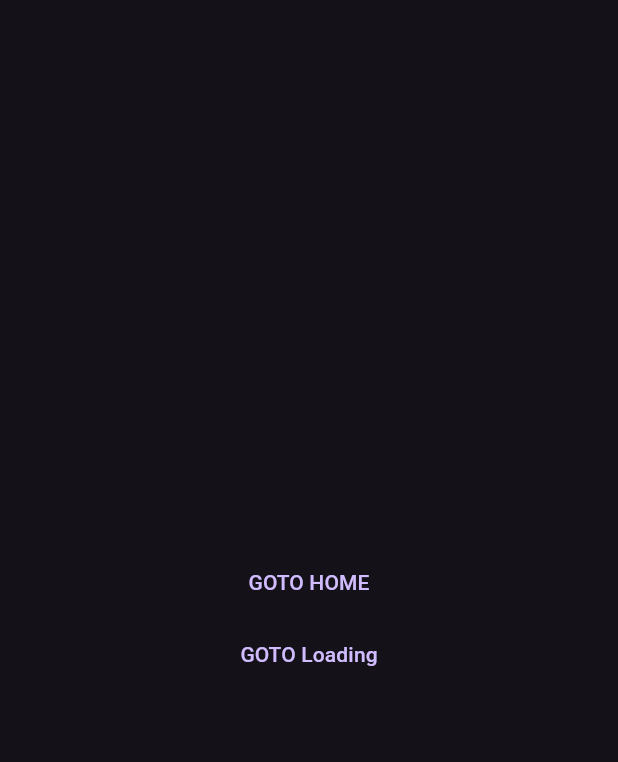
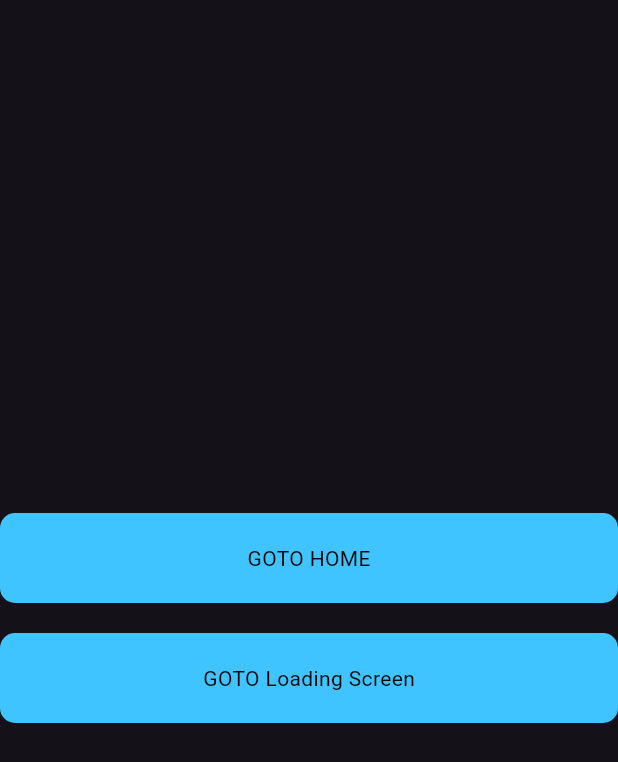
Before and after one commit to Ankit5125/bloc_clean_coding, a Flutter app: the screen it shows after launch, on a phone screen of 412 x 824 dp. Shown: the top 762 px of the screen. Run offline on Flutter 3.47's test engine with Material 3 defaults, Android fonts, the phone set to English and light mode, and no system bars; our stand-ins replace device_preview.

Commit message:
creating button components

```diff
--- /dev/null
+++ b/lib/components/RoundedButton/RoundedButton.dart
@@ -0,0 +1,43 @@
+import 'package:bloc_clean_coding/config/colors/AppColors.dart';
+import 'package:flutter/material.dart';
+
+class RoundedButton extends StatefulWidget {
+  final VoidCallback onPress;
+  final String text;
+  final double height;
+  final double width;
+  final Color backgroundColor;
+  final double borderRadius;
+  const RoundedButton({
+    required this.onPress,
+    required this.text,
+    this.height = 40,
+    this.width = double.infinity,
+    this.backgroundColor = AppColors.buttonColor,
+    this.borderRadius = 0,
+    super.key,
+  });
+
+  @override
+  State<RoundedButton> createState() => _RoundedButtonState();
+}
+
+class _RoundedButtonState extends State<RoundedButton> {
+  @override
+  Widget build(BuildContext context) {
+    return InkWell(
+      onTap: widget.onPress,
+      child: Container(
+        height: widget.height,
+        width: widget.width,
+        decoration: BoxDecoration(
+          color: widget.backgroundColor,
+          borderRadius: BorderRadius.circular(widget.borderRadius),
+        ),
+        child: Center(
+          child: Text(widget.text, style: TextStyle(color: Colors.black)),
+        ),
+      ),
+    );
+  }
+}
--- /dev/null
+++ b/lib/config/colors/AppColors.dart
@@ -0,0 +1,7 @@
+import 'package:flutter/material.dart';
+
+class AppColors {
+  static const Color backgroundColor = Color.fromARGB(255, 166, 215, 255);
+  static const Color borderColor = Colors.blueAccent;
+  static const Color buttonColor = Colors.lightBlueAccent;
+}
--- a/lib/main.dart
+++ b/lib/main.dart
@@ -5,10 +5,10 @@ import 'package:device_preview/device_preview.dart';
 import 'package:flutter/material.dart';
 
 void main() => runApp(
-  DevicePreview(
-    builder: (context) => MyApp(), // Wrap your app
-  ),
-  // MyApp(),
+  // DevicePreview(
+  //   builder: (context) => MyApp(), // Wrap your app
+  // ),
+  MyApp(),
 );
 
 class MyApp extends StatelessWidget {
--- a/lib/views/splash/splash.dart
+++ b/lib/views/splash/splash.dart
@@ -1,3 +1,4 @@
+import 'package:bloc_clean_coding/components/RoundedButton/RoundedButton.dart';
 import 'package:bloc_clean_coding/config/routes/routs_name.dart';
 import 'package:flutter/material.dart';
 
@@ -19,17 +20,34 @@ class _SplashViewState extends State<SplashView> {
           mainAxisAlignment: MainAxisAlignment.center,
           crossAxisAlignment: CrossAxisAlignment.center,
           children: [
-            TextButton(
-              onPressed: () {
+            // TextButton(
+            //   onPressed: () {
+            //     Navigator.pushNamed(context, RoutsName.HomeScreen);
+            //   },
+            //   child: Text("GOTO HOME"),
+            // ),
+            RoundedButton(
+              onPress: () {
                 Navigator.pushNamed(context, RoutsName.HomeScreen);
               },
-              child: Text("GOTO HOME"),
+              text: "GOTO HOME",
+              height: 60,
+              borderRadius: 10,
             ),
-            TextButton(
-              onPressed: () {
+            // TextButton(
+            //   onPressed: () {
+            //     Navigator.pushNamed(context, RoutsName.LoadingScreen);
+            //   },
+            //   child: Text("GOTO Loading"),
+            // ),
+            SizedBox(height: 20),
+            RoundedButton(
+              onPress: () {
                 Navigator.pushNamed(context, RoutsName.LoadingScreen);
               },
-              child: Text("GOTO Loading"),
+              text: "GOTO Loading Screen",
+              height: 60,
+              borderRadius: 10,
             ),
           ],
         ),
```
Also changed, not shown: 1 other file.
